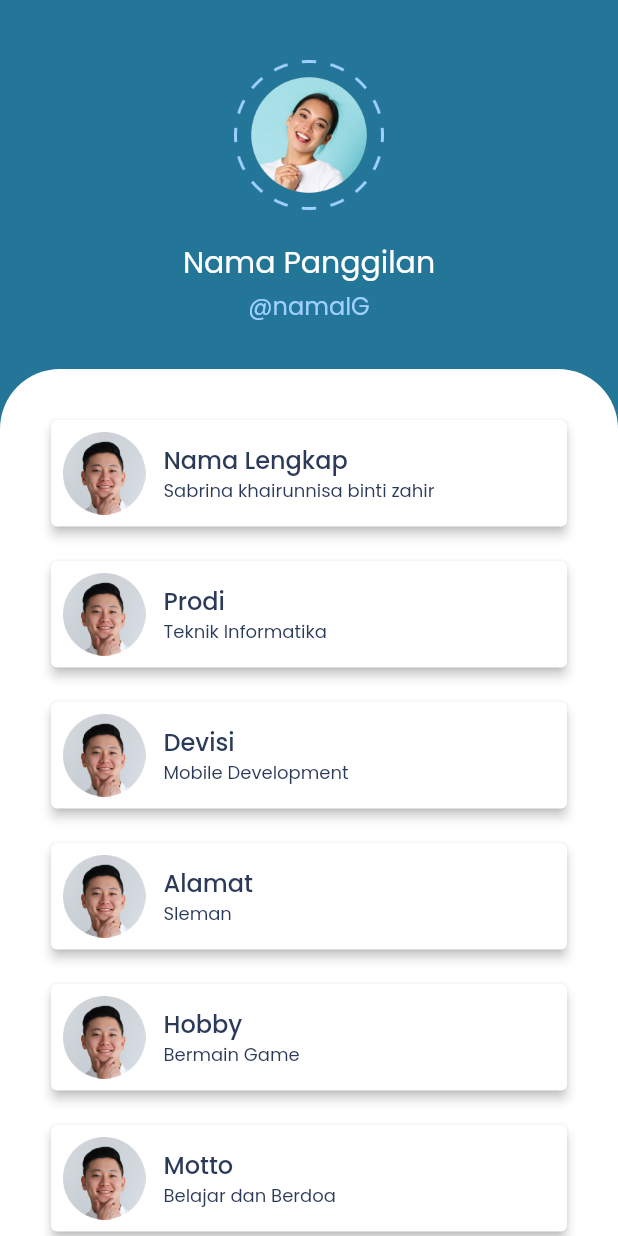
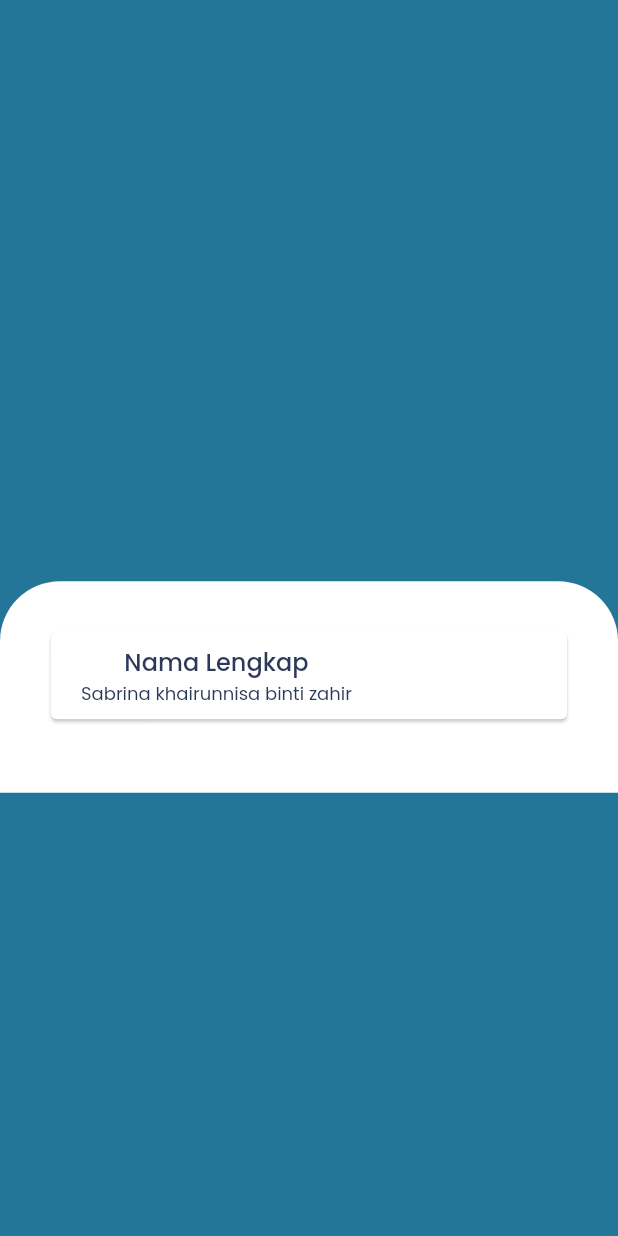
Before and after one commit to safitri02/Itc-Profile, a Flutter app: the screen it shows after launch, after a tap on "LIHAT PROFLIE", on a phone screen of 412 x 824 dp. Run offline on Flutter 3.47's test engine with Material 2 defaults, Android fonts, the phone set to English and light mode, and no system bars.

Commit message:
add puzzle

```diff
--- a/lib/pages/home_page.dart
+++ b/lib/pages/home_page.dart
@@ -1,4 +1,4 @@
-import 'package:itc_profile2/theme.dart';
+import 'package:itc_puzzle/theme.dart';
 import 'package:flutter/material.dart';
 
 class HomePage extends StatelessWidget {
@@ -16,31 +16,15 @@ class HomePage extends StatelessWidget {
                 SizedBox(
                   height: 40,
                 ),
-                Image.asset(
-                  'assets/images/sabrina.png',
-                  height: 100,
-                  width: 100,
-                ),
+                // menabahkan image profile (w:100, h:100)
                 SizedBox(
                   height: 20,
                 ),
-                Text(
-                  'Nama Panggilan',
-                  style: TextStyle(
-                    fontSize: 20,
-                    color: whiteColor,
-                  ),
-                ),
+                // menambahkan text profile (f: 20, c: white)
                 SizedBox(
                   height: 2,
                 ),
-                Text(
-                  '@namaIG',
-                  style: TextStyle(
-                    color: lightBlueColor,
-                    fontSize: 16,
-                  ),
-                ),
+                // menambahkan username ig(f:16, c:lightblue)
                 SizedBox(
                   height: 30,
                 ),
@@ -61,83 +45,6 @@ class HomePage extends StatelessWidget {
                       SizedBox(
                         height: 15,
                       ),
-                      buildCard("Prodi", "Teknik Informatika"),
-                      SizedBox(
-                        height: 15,
-                      ),
-                      buildCard("Devisi", "Mobile Development"),
-                      SizedBox(
-                        height: 15,
-                      ),
-                      buildCard("Alamat", "Sleman"),
-                      SizedBox(
-                        height: 15,
-                      ),
-
-                      buildCard("Hobby", "Bermain Game"),
-                      SizedBox(
-                        height: 15,
-                      ),
-
-                      buildCard("Motto", "Belajar dan Berdoa"),
-                      SizedBox(
-                        height: 15,
-                      ),
-
-                      // SizedBox(
-                      //   height: 16,
-                      // ),
-                      // Row(
-                      //   //___________________________________ Nama __
-                      //   children: [
-                      //     // Image.asset(
-                      //     //   'assets/images/joshua.png',
-                      //     //   width: 55,
-                      //     //   height: 55,
-                      //     // ),
-                      //     SizedBox(
-                      //       width: 12,
-                      //     ),
-                      //     Column(
-                      //       crossAxisAlignment: CrossAxisAlignment.start,
-                      //       children: [
-                      //         Container(
-                      //           padding: EdgeInsets.all(20),
-                      //           margin: EdgeInsets.only(left: 10),
-                      //           child: Card(
-                      //             color: whiteColor,
-                      //             //radius
-                      //             elevation: 5,
-                      //             shadowColor: ColorITC,
-                      //             child: Column(
-                      //               children: [
-                      //                 Align(
-                      //                   alignment: Alignment.topLeft,
-                      //                   child: Text(
-                      //                     'Nama',
-                      //                     textAlign: TextAlign.left,
-                      //                     style: TextStyle(
-                      //                       color: blackColor,
-                      //                       fontSize: 16,
-                      //                       fontWeight: FontWeight.w500,
-                      //                     ),
-                      //                   ),
-                      //                 ),
-                      //                 Text(
-                      //                     'Lorem ipsum dolor sit amet,consectetur adipiscing elit.',
-                      //                     style: TextStyle(
-                      //                         color: greyColor,
-                      //                         fontSize: 12,
-                      //                         fontWeight: FontWeight.bold)),
-                      //               ],
-                      //             ),
-                      //           ),
-                      //         )
-                      //       ],
-                      //     ),
-                      //     // Spacer(),
-                      //   ],
-                      // ),
                     ],
                   ),
                 ),
@@ -151,22 +58,17 @@ class HomePage extends StatelessWidget {
 
   Card buildCard(String judul, String isi) {
     return Card(
-      elevation: 3,
+      // elevation: 3,
       child: Padding(
         padding: const EdgeInsets.all(8.0),
         child: Row(
-          //__ Nama __
           children: [
-            Image.asset(
-              'assets/images/joshua.png',
-              width: 55,
-              height: 55,
-            ),
+            // menambahkan image icon (w: 55 h: 55)
             SizedBox(
               width: 12,
             ),
             Column(
-              crossAxisAlignment: CrossAxisAlignment.start,
+              // menambahkan ca.start
               children: [
                 Text(
                   judul,
--- a/lib/pages/splash.dart
+++ b/lib/pages/splash.dart
@@ -1,5 +1,5 @@
 import 'package:flutter/material.dart';
-import 'package:itc_profile2/theme.dart';
+import 'package:itc_puzzle/theme.dart';
 import 'home_page.dart';
 
 void main() {
@@ -26,7 +26,8 @@ class Splash extends StatelessWidget {
             //padding buat bungkus di listview
             padding: EdgeInsets.all(25),
             children: [
-              Image.asset('assets/images/logoputih.png'),
+              // image for logo
+              // Image.asset('assets/images/logoputih.png'),
               const Text(
                 'ITC PROFILE!',
                 textAlign: TextAlign.center,
@@ -37,18 +38,8 @@ class Splash extends StatelessWidget {
                   fontFamily: 'Poppins',
                 ),
               ),
-              SizedBox(
-                height: 20,
-              ),
-              const Text(
-                'ITC (Introduction To Computer) Profile merupakan studi kasus pada divisi mobile development. nah dari studi kasus ini harapannya nanti para peserta yang ada di divisi mobile app dapat belajar lebih dalam mengenai flutter yang dimana basicnya dimuali dari sini.',
-                textAlign: TextAlign.center,
-                style: TextStyle(
-                  fontSize: 17,
-                  fontFamily: 'Poppins',
-                  color: Color(0xffffffff),
-                ),
-              ),
+              // mebambahkan sizebox
+              // menambahkan text deskripsi dan style (f:17)
               SizedBox(
                 height: 40,
               ),
--- a/pubspec.yaml
+++ b/pubspec.yaml
@@ -1,4 +1,4 @@
-name: itc_profile2
+name: itc_puzzle
 description: A new Flutter project.
 
 # The following line prevents the package from being accidentally published to
```
Also changed, not shown: 2 other files.
